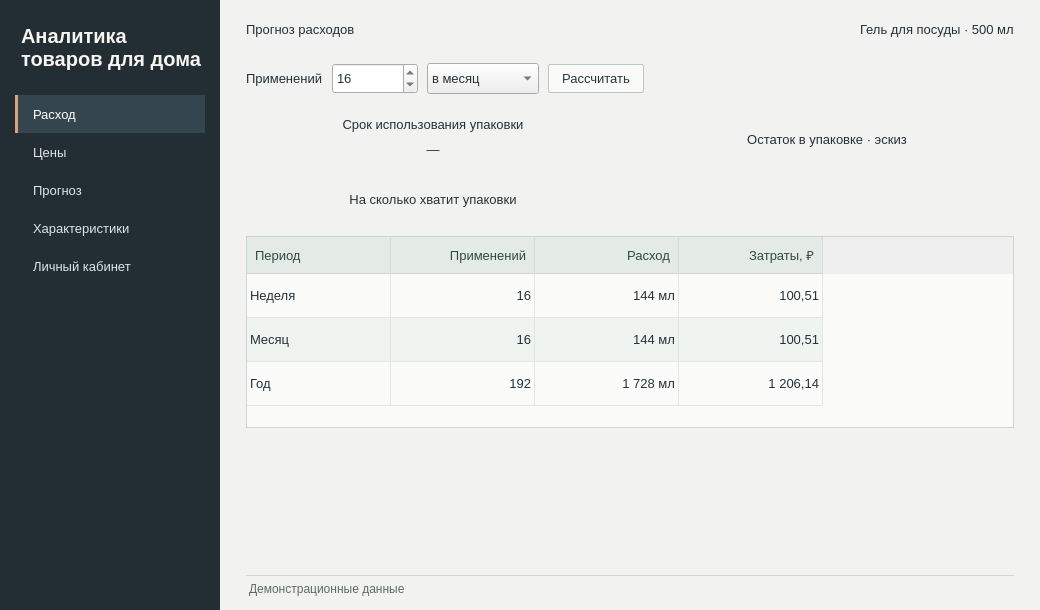
Before: the Qt Designer form household_goods.ui in Joe6355/_Analytics-for-household-goods, drawn with Qt 5.
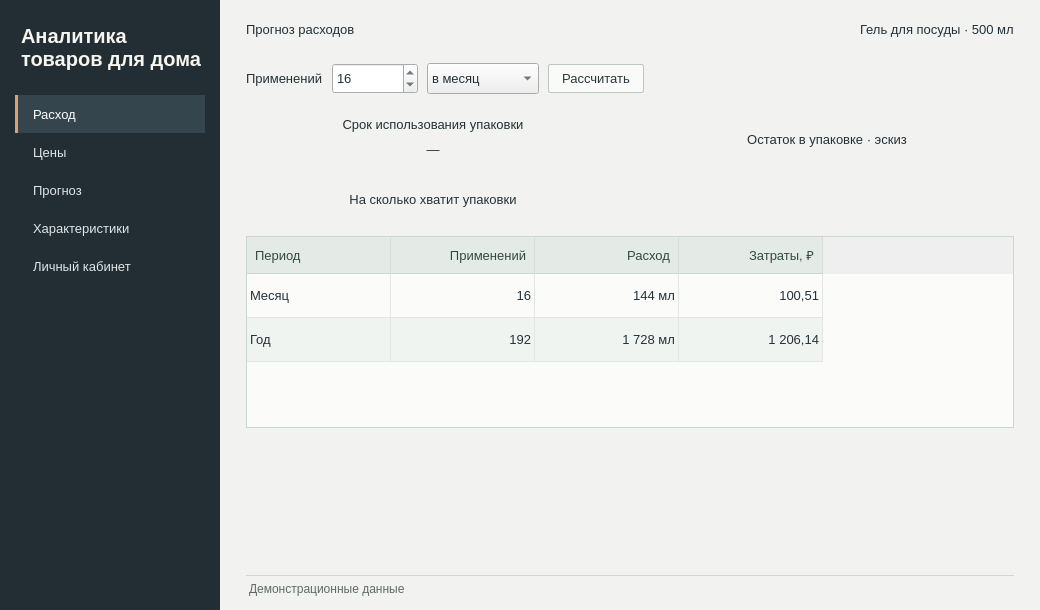
After: the same form once the commit is applied. The open tabs and pages were chosen to show the change. Icons and pictures are not drawn.

Commit message: Исправлены строки таблицы прогноза месяц и год

```diff
--- a/household_goods.ui
+++ b/household_goods.ui
@@ -1454,9 +1454,8 @@
                <attribute name="verticalHeaderDefaultSectionSize">
                 <number>44</number>
                </attribute>
-               <row/>
-               <row/>
-               <row/>
+               <row />
+               <row />
                <column>
                 <property name="text">
                  <string>Период</string>
@@ -1491,7 +1490,7 @@
                </column>
                <item row="0" column="0">
                 <property name="text">
-                 <string>Неделя</string>
+                 <string>Месяц</string>
                 </property>
                </item>
                <item row="0" column="1">
@@ -1520,39 +1519,10 @@
                </item>
                <item row="1" column="0">
                 <property name="text">
-                 <string>Месяц</string>
-                </property>
-               </item>
-               <item row="1" column="1">
-                <property name="text">
-                 <string>16</string>
-                </property>
-                <property name="textAlignment">
-                 <set>AlignTrailing|AlignVCenter</set>
-                </property>
-               </item>
-               <item row="1" column="2">
-                <property name="text">
-                 <string>144 мл</string>
-                </property>
-                <property name="textAlignment">
-                 <set>AlignTrailing|AlignVCenter</set>
-                </property>
-               </item>
-               <item row="1" column="3">
-                <property name="text">
-                 <string>100,51</string>
-                </property>
-                <property name="textAlignment">
-                 <set>AlignTrailing|AlignVCenter</set>
-                </property>
-               </item>
-               <item row="2" column="0">
-                <property name="text">
                  <string>Год</string>
                 </property>
                </item>
-               <item row="2" column="1">
+               <item row="1" column="1">
                 <property name="text">
                  <string>192</string>
                 </property>
@@ -1560,7 +1530,7 @@
                  <set>AlignTrailing|AlignVCenter</set>
                 </property>
                </item>
-               <item row="2" column="2">
+               <item row="1" column="2">
                 <property name="text">
                  <string>1 728 мл</string>
                 </property>
@@ -1568,7 +1538,7 @@
                  <set>AlignTrailing|AlignVCenter</set>
                 </property>
                </item>
-               <item row="2" column="3">
+               <item row="1" column="3">
                 <property name="text">
                  <string>1 206,14</string>
                 </property>
```
